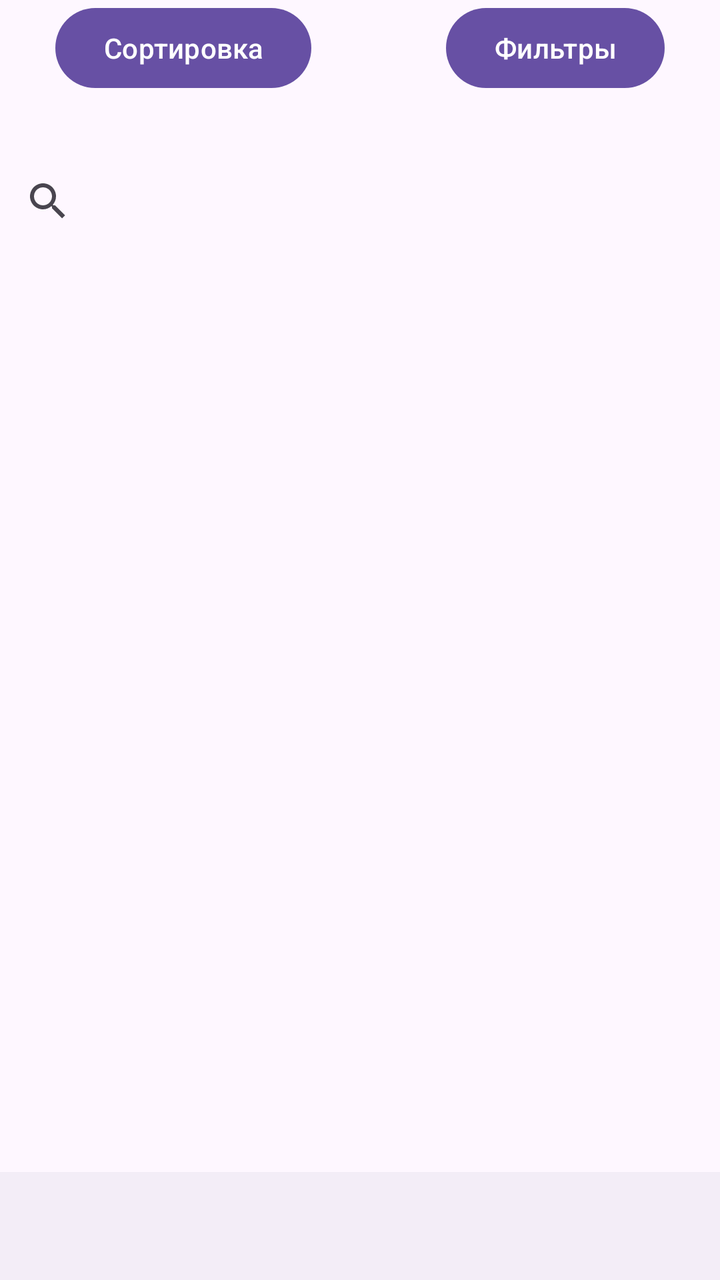
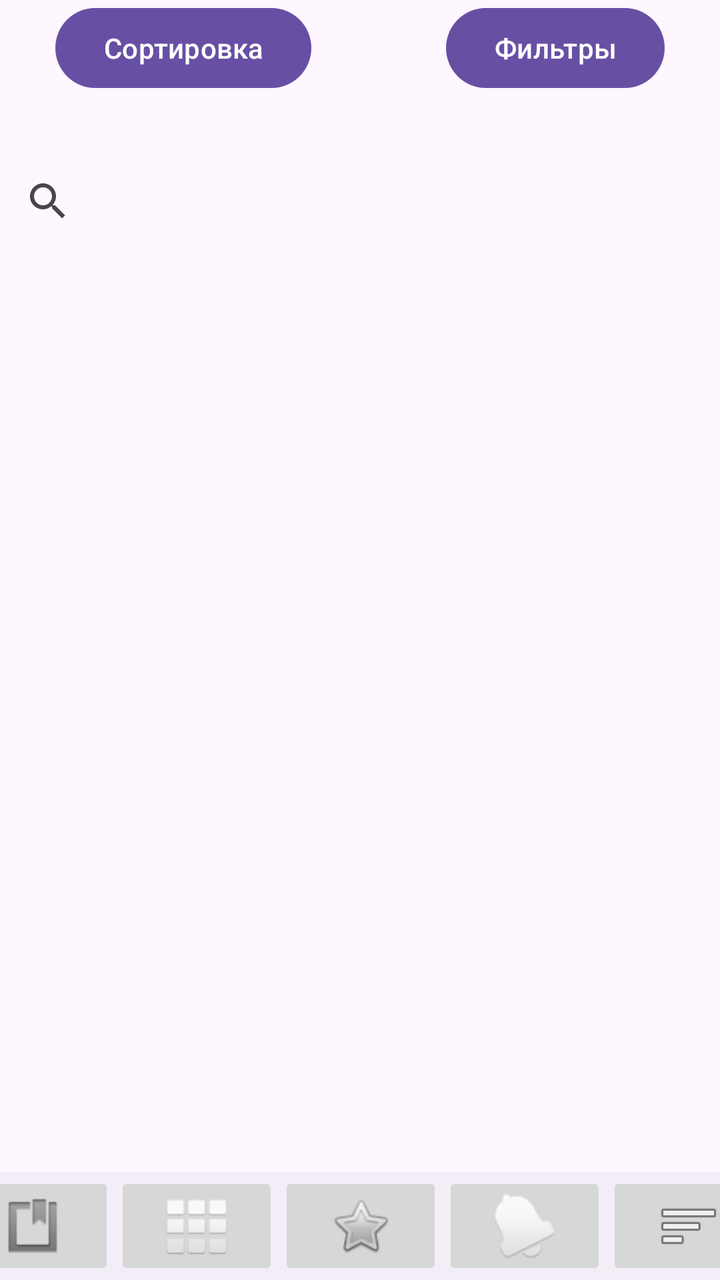

Before-and-after screenshots of an Android layout around one commit, followed by the original layout XML and the change that was made.
<!-- AndroidManifest.xml: application theme Theme.MyApplication -->
<!-- res/layout/activity_catalog.xml -->
<?xml version="1.0" encoding="utf-8"?>
<androidx.constraintlayout.widget.ConstraintLayout xmlns:android="http://schemas.android.com/apk/res/android"
    xmlns:app="http://schemas.android.com/apk/res-auto"
    xmlns:tools="http://schemas.android.com/tools"
    android:id="@+id/main"
    android:layout_width="match_parent"
    android:layout_height="match_parent"
    tools:context=".Catalog">

    <androidx.constraintlayout.widget.ConstraintLayout
        android:layout_width="match_parent"
        android:layout_height="match_parent">

        <SearchView
            android:id="@+id/searchView"
            android:layout_width="411dp"
            android:layout_height="57dp"
            android:layout_marginTop="72dp"
            android:layout_marginBottom="18dp"
            app:layout_constraintBottom_toTopOf="@+id/horizontalScrollView"
            app:layout_constraintEnd_toEndOf="parent"
            app:layout_constraintHorizontal_bias="0.0"
            app:layout_constraintStart_toStartOf="parent"
            app:layout_constraintTop_toTopOf="parent" />

        <com.google.android.material.bottomnavigation.BottomNavigationView
            android:id="@+id/bottomNavigationView"
            android:layout_width="409dp"
            android:layout_height="54dp"
            app:layout_constraintBottom_toBottomOf="parent"
            app:layout_constraintEnd_toEndOf="parent"
            app:layout_constraintStart_toStartOf="parent" />

        <HorizontalScrollView
            android:id="@+id/horizontalScrollView"
            android:layout_width="412dp"
            android:layout_height="514dp"
            app:layout_constraintBottom_toTopOf="@+id/bottomNavigationView"
            app:layout_constraintEnd_toEndOf="parent"
            app:layout_constraintHorizontal_bias="0.9"
            app:layout_constraintStart_toStartOf="parent"
            app:layout_constraintTop_toBottomOf="@+id/searchView"
            app:layout_constraintVertical_bias="0.491">

            <LinearLayout
                android:layout_width="wrap_content"
                android:layout_height="match_parent"
                android:orientation="vertical" />
        </HorizontalScrollView>

        <Button
            android:id="@+id/button2"
            android:layout_width="wrap_content"
            android:layout_height="wrap_content"
            android:layout_marginEnd="20dp"
            android:layout_marginBottom="24dp"
            android:text="Сортировка"
            app:layout_constraintBottom_toTopOf="@+id/searchView"
            app:layout_constraintEnd_toStartOf="@+id/button3"
            app:layout_constraintStart_toStartOf="parent"
            app:layout_constraintTop_toTopOf="parent" />

        <Button
            android:id="@+id/button3"
            android:layout_width="wrap_content"
            android:layout_height="wrap_content"
            android:layout_marginStart="20dp"
            android:layout_marginBottom="24dp"
            android:text="Фильтры"
            app:layout_constraintBottom_toTopOf="@+id/searchView"
            app:layout_constraintEnd_toEndOf="parent"
            app:layout_constraintStart_toEndOf="@+id/button2"
            app:layout_constraintTop_toTopOf="parent" />

    </androidx.constraintlayout.widget.ConstraintLayout>

</androidx.constraintlayout.widget.ConstraintLayout>
<!-- resources referenced by this layout -->
<resources>
  <style name="Theme.MyApplication" parent="Base.Theme.MyApplication" />
  <style name="Base.Theme.MyApplication" parent="Theme.Material3.DayNight.NoActionBar">
          
          
      </style>
</resources>

<!-- the commit's change to res/layout/activity_catalog.xml (unified diff, before → after) -->
@@ -23,24 +23,14 @@
             app:layout_constraintStart_toStartOf="parent"
             app:layout_constraintTop_toTopOf="parent" />
 
-        <com.google.android.material.bottomnavigation.BottomNavigationView
-            android:id="@+id/bottomNavigationView"
-            android:layout_width="409dp"
-            android:layout_height="54dp"
-            app:layout_constraintBottom_toBottomOf="parent"
-            app:layout_constraintEnd_toEndOf="parent"
-            app:layout_constraintStart_toStartOf="parent" />
-
         <HorizontalScrollView
             android:id="@+id/horizontalScrollView"
             android:layout_width="412dp"
             android:layout_height="514dp"
-            app:layout_constraintBottom_toTopOf="@+id/bottomNavigationView"
             app:layout_constraintEnd_toEndOf="parent"
             app:layout_constraintHorizontal_bias="0.9"
             app:layout_constraintStart_toStartOf="parent"
-            app:layout_constraintTop_toBottomOf="@+id/searchView"
-            app:layout_constraintVertical_bias="0.491">
+            app:layout_constraintTop_toBottomOf="@+id/searchView">
 
             <LinearLayout
                 android:layout_width="wrap_content"
@@ -72,6 +62,69 @@
             app:layout_constraintStart_toEndOf="@+id/button2"
             app:layout_constraintTop_toTopOf="parent" />
 
+        <com.google.android.material.bottomnavigation.BottomNavigationView
+            android:layout_width="410dp"
+            android:layout_height="54dp"
+            app:layout_constraintBottom_toBottomOf="parent"
+            app:layout_constraintEnd_toEndOf="parent"
+            app:layout_constraintStart_toStartOf="parent">
+
+            <androidx.constraintlayout.widget.ConstraintLayout
+                android:layout_width="match_parent"
+                android:layout_height="match_parent">
+
+                <ImageButton
+                    android:id="@+id/imageButton5"
+                    android:layout_width="82dp"
+                    android:layout_height="54dp"
+                    app:layout_constraintBottom_toBottomOf="parent"
+                    app:layout_constraintEnd_toEndOf="parent"
+                    app:layout_constraintStart_toEndOf="@+id/imageButton"
+                    app:layout_constraintTop_toTopOf="parent"
+                    app:srcCompat="@android:drawable/ic_menu_sort_by_size" />
+
+                <ImageButton
+                    android:id="@+id/imageButton4"
+                    android:layout_width="82dp"
+                    android:layout_height="54dp"
+                    app:layout_constraintBottom_toBottomOf="parent"
+                    app:layout_constraintEnd_toStartOf="@+id/imageButton3"
+                    app:layout_constraintStart_toStartOf="parent"
+                    app:layout_constraintTop_toTopOf="parent"
+                    app:srcCompat="@android:drawable/ic_input_get" />
+
+                <ImageButton
+                    android:id="@+id/imageButton3"
+                    android:layout_width="82dp"
+                    android:layout_height="54dp"
+                    app:layout_constraintBottom_toBottomOf="parent"
+                    app:layout_constraintEnd_toStartOf="@+id/imageButton2"
+                    app:layout_constraintStart_toEndOf="@+id/imageButton4"
+                    app:layout_constraintTop_toTopOf="parent"
+                    app:srcCompat="@android:drawable/ic_dialog_dialer" />
+
+                <ImageButton
+                    android:id="@+id/imageButton2"
+                    android:layout_width="82dp"
+                    android:layout_height="54dp"
+                    app:layout_constraintBottom_toBottomOf="parent"
+                    app:layout_constraintEnd_toStartOf="@+id/imageButton"
+                    app:layout_constraintStart_toEndOf="@+id/imageButton3"
+                    app:layout_constraintTop_toTopOf="parent"
+                    app:srcCompat="@android:drawable/btn_star" />
+
+                <ImageButton
+                    android:id="@+id/imageButton"
+                    android:layout_width="82dp"
+                    android:layout_height="54dp"
+                    app:layout_constraintBottom_toBottomOf="parent"
+                    app:layout_constraintEnd_toStartOf="@+id/imageButton5"
+                    app:layout_constraintStart_toEndOf="@+id/imageButton2"
+                    app:layout_constraintTop_toTopOf="parent"
+                    app:srcCompat="@android:drawable/ic_popup_reminder" />
+            </androidx.constraintlayout.widget.ConstraintLayout>
+        </com.google.android.material.bottomnavigation.BottomNavigationView>
+
     </androidx.constraintlayout.widget.ConstraintLayout>
 
 </androidx.constraintlayout.widget.ConstraintLayout>
